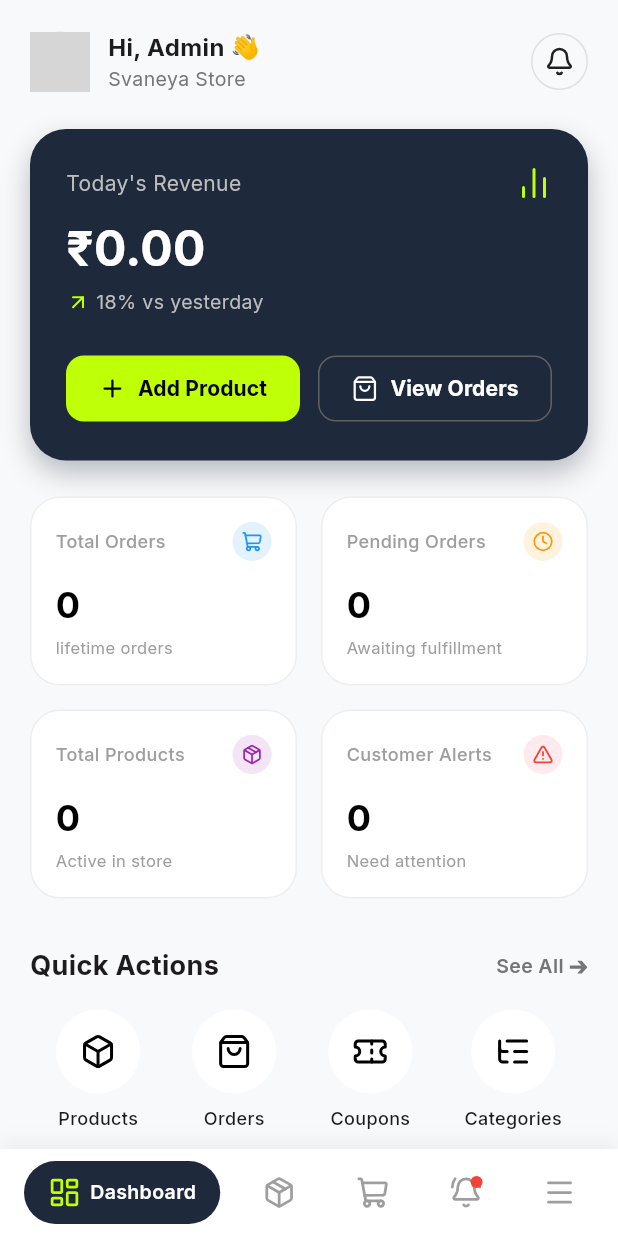
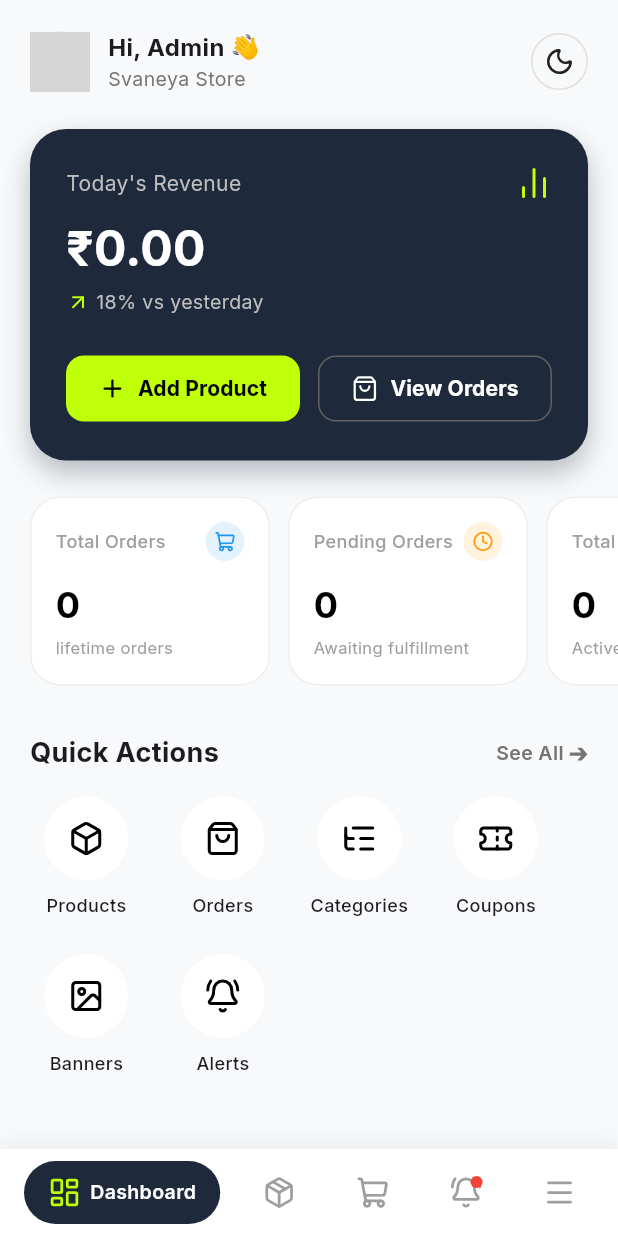
Before and after one commit to Akhilvijayanvj/svaneya-admin-app, a Flutter app: the screen it shows once a user with an empty profile is signed in, on a phone screen of 412 x 824 dp. Run offline on Flutter 3.47's test engine with Material 3 defaults, Android fonts, the phone set to English and light mode, and no system bars; our stand-ins replace google_fonts, image_picker, lucide_icons, supabase_flutter; accounts and stored records are empty; network calls fail; grey boxes are pictures that could not be loaded.

Commit message:
Redesign Admin Dashboard for space efficiency and better access to quick actions

```diff
--- a/lib/screens/overview.dart
+++ b/lib/screens/overview.dart
@@ -5,6 +5,7 @@ import 'add_product.dart';
 import 'categories.dart';
 import 'notifications.dart';
 import 'promo_codes.dart';
+import 'mobile_banner.dart';
 
 class OverviewScreen extends StatefulWidget {
   final Function(int)? onNavigate;
@@ -87,11 +88,13 @@ class _OverviewScreenState extends State<OverviewScreen> {
                         ),
                       ),
                       GestureDetector(
-                        onTap: () => Navigator.push(context, MaterialPageRoute(builder: (_) => const NotificationsScreen())),
+                        onTap: () {
+                          // TODO: Implement theme toggle
+                        },
                         child: Container(
                           padding: const EdgeInsets.all(8),
                           decoration: BoxDecoration(shape: BoxShape.circle, border: Border.all(color: Colors.grey.shade300)),
-                          child: const Icon(LucideIcons.bell, size: 20),
+                          child: const Icon(LucideIcons.moon, size: 20),
                         ),
                       )
                     ],
@@ -167,41 +170,45 @@ class _OverviewScreenState extends State<OverviewScreen> {
                   ),
                   const SizedBox(height: 24),
 
-                  // Metrics Grid
-                  Row(
+                  // Metrics Scroll
+                  SingleChildScrollView(
+                    scrollDirection: Axis.horizontal,
+                    clipBehavior: Clip.none,
+                    child: Row(
                       children: [
-                      Expanded(
+                        SizedBox(
+                          width: 160,
                           child: GestureDetector(
                             onTap: () => widget.onNavigateToOrders?.call('All') ?? widget.onNavigate?.call(2), // Orders tab
                             child: _buildMetricBox('Total Orders', '$_totalOrders', 'lifetime orders', LucideIcons.shoppingCart, Colors.blue.shade50, Colors.blue)
-                        )
                           ),
-                      const SizedBox(width: 16),
-                      Expanded(
+                        ),
+                        const SizedBox(width: 12),
+                        SizedBox(
+                          width: 160,
                           child: GestureDetector(
                             onTap: () => widget.onNavigateToOrders?.call('Pending') ?? widget.onNavigate?.call(2), // Orders tab (Filtered to Pending)
                             child: _buildMetricBox('Pending Orders', '$_pendingOrders', 'Awaiting fulfillment', LucideIcons.clock, Colors.orange.shade50, Colors.orange)
-                        )
+                          ),
+                        ),
+                        const SizedBox(width: 12),
+                        SizedBox(
+                          width: 160,
+                          child: GestureDetector(
+                            onTap: () => widget.onNavigate?.call(1), // Products tab
+                            child: _buildMetricBox('Total Products', '$_totalProducts', 'Active in store', LucideIcons.package, Colors.purple.shade50, Colors.purple)
+                          ),
+                        ),
+                        const SizedBox(width: 12),
+                        SizedBox(
+                          width: 160,
+                          child: GestureDetector(
+                            onTap: () => widget.onNavigate?.call(3),
+                            child: _buildMetricBox('Customer Alerts', '$_alertCount', 'Need attention', LucideIcons.alertTriangle, Colors.red.shade50, Colors.red, isAlert: _alertCount > 0)
+                          ),
                         ),
                       ],
                     ),
-                  const SizedBox(height: 16),
-                  Row(
-                    children: [
-                      Expanded(
-                        child: GestureDetector(
-                          onTap: () => widget.onNavigate?.call(1), // Products tab
-                          child: _buildMetricBox('Total Products', '$_totalProducts', 'Active in store', LucideIcons.package, Colors.purple.shade50, Colors.purple)
-                        )
-                      ),
-                      const SizedBox(width: 16),
-                      Expanded(
-                        child: GestureDetector(
-                          onTap: () => widget.onNavigate?.call(3),
-                          child: _buildMetricBox('Customer Alerts', '$_alertCount', 'Need attention', LucideIcons.alertTriangle, Colors.red.shade50, Colors.red, isAlert: _alertCount > 0)
-                        )
-                      ),
-                    ],
                   ),
                   const SizedBox(height: 32),
 
@@ -214,13 +221,17 @@ class _OverviewScreenState extends State<OverviewScreen> {
                     ],
                   ),
                   const SizedBox(height: 16),
-                  Row(
-                    mainAxisAlignment: MainAxisAlignment.spaceAround,
+                  Wrap(
+                    spacing: 16,
+                    runSpacing: 24,
+                    alignment: WrapAlignment.start,
                     children: [
-                      _buildQuickActionBtn('Products', LucideIcons.box, () => widget.onNavigate?.call(1)),
-                      _buildQuickActionBtn('Orders', LucideIcons.shoppingBag, () => widget.onNavigate?.call(2)),
-                      _buildQuickActionBtn('Coupons', LucideIcons.ticket, () => Navigator.push(context, MaterialPageRoute(builder: (_) => const PromoCodesScreen()))),
-                      _buildQuickActionBtn('Categories', LucideIcons.listTree, () => Navigator.push(context, MaterialPageRoute(builder: (_) => const CategoriesScreen()))),
+                      SizedBox(width: 75, child: _buildQuickActionBtn('Products', LucideIcons.box, () => widget.onNavigate?.call(1))),
+                      SizedBox(width: 75, child: _buildQuickActionBtn('Orders', LucideIcons.shoppingBag, () => widget.onNavigate?.call(2))),
+                      SizedBox(width: 75, child: _buildQuickActionBtn('Categories', LucideIcons.listTree, () => Navigator.push(context, MaterialPageRoute(builder: (_) => const CategoriesScreen())))),
+                      SizedBox(width: 75, child: _buildQuickActionBtn('Coupons', LucideIcons.ticket, () => Navigator.push(context, MaterialPageRoute(builder: (_) => const PromoCodesScreen())))),
+                      SizedBox(width: 75, child: _buildQuickActionBtn('Banners', LucideIcons.image, () => Navigator.push(context, MaterialPageRoute(builder: (_) => const MobileBannerScreen())))),
+                      SizedBox(width: 75, child: _buildQuickActionBtn('Alerts', LucideIcons.bellRing, () => Navigator.push(context, MaterialPageRoute(builder: (_) => const NotificationsScreen())))),
                     ],
                   )
                 ],
--- a/lib/screens/settings.dart
+++ b/lib/screens/settings.dart
@@ -47,22 +47,8 @@ class SettingsScreen extends StatelessWidget {
             ),
             const SizedBox(height: 16),
 
-            // Main Settings
-            Container(
-              decoration: BoxDecoration(color: Colors.white, borderRadius: BorderRadius.circular(16)),
-              child: Column(
-                children: [
-                  _buildListItem(LucideIcons.listTree, 'Categories', 'Manage product categories', () => Navigator.push(context, MaterialPageRoute(builder: (_) => const CategoriesScreen()))),
-                  const Divider(height: 1, indent: 56),
-                  _buildListItem(LucideIcons.image, 'Mobile Banner', 'Update the app homepage banner', () => Navigator.push(context, MaterialPageRoute(builder: (_) => const MobileBannerScreen()))),
-                  const Divider(height: 1, indent: 56),
-                  _buildListItem(LucideIcons.ticket, 'Coupons', 'Create and manage promo codes', () => Navigator.push(context, MaterialPageRoute(builder: (_) => const PromoCodesScreen()))),
-                  const Divider(height: 1, indent: 56),
-                  _buildListItem(LucideIcons.bell, 'Notifications', 'Send push alerts to mobile users', () => Navigator.push(context, MaterialPageRoute(builder: (_) => const NotificationsScreen()))),
-                ],
-              ),
-            ),
-            const SizedBox(height: 16),
+            // Removed Main Settings (Moved to Dashboard Quick Actions)
+
 
             // System Settings
             Container(
```
Lines whose indentation alone changed are shown as unchanged.
